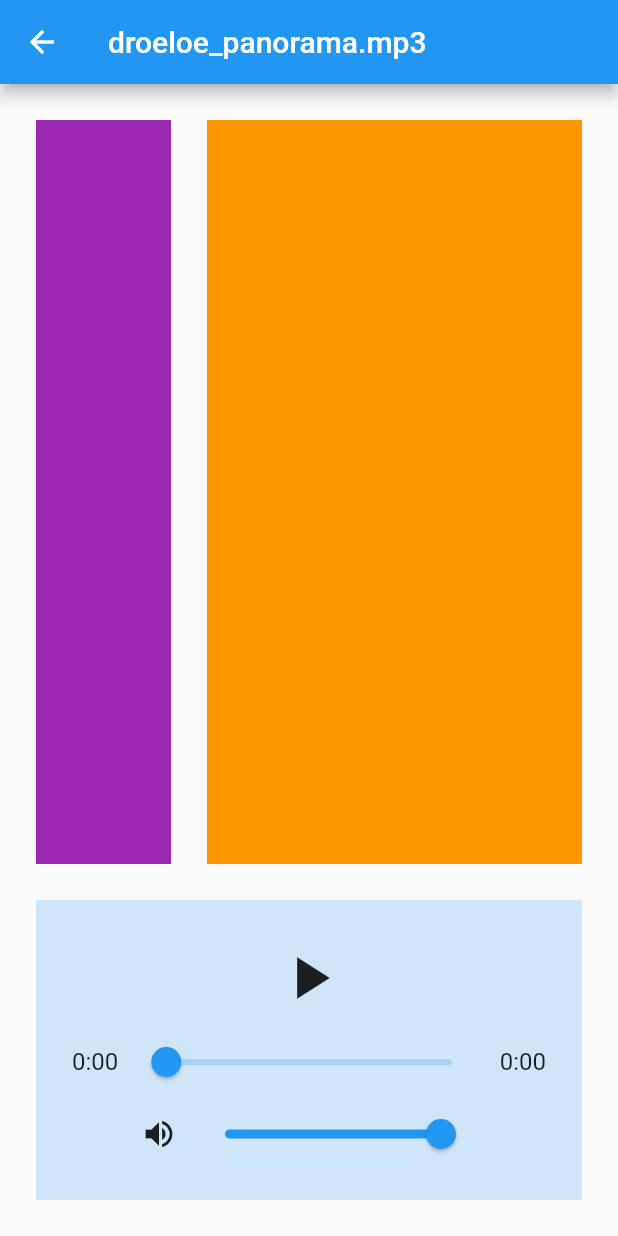
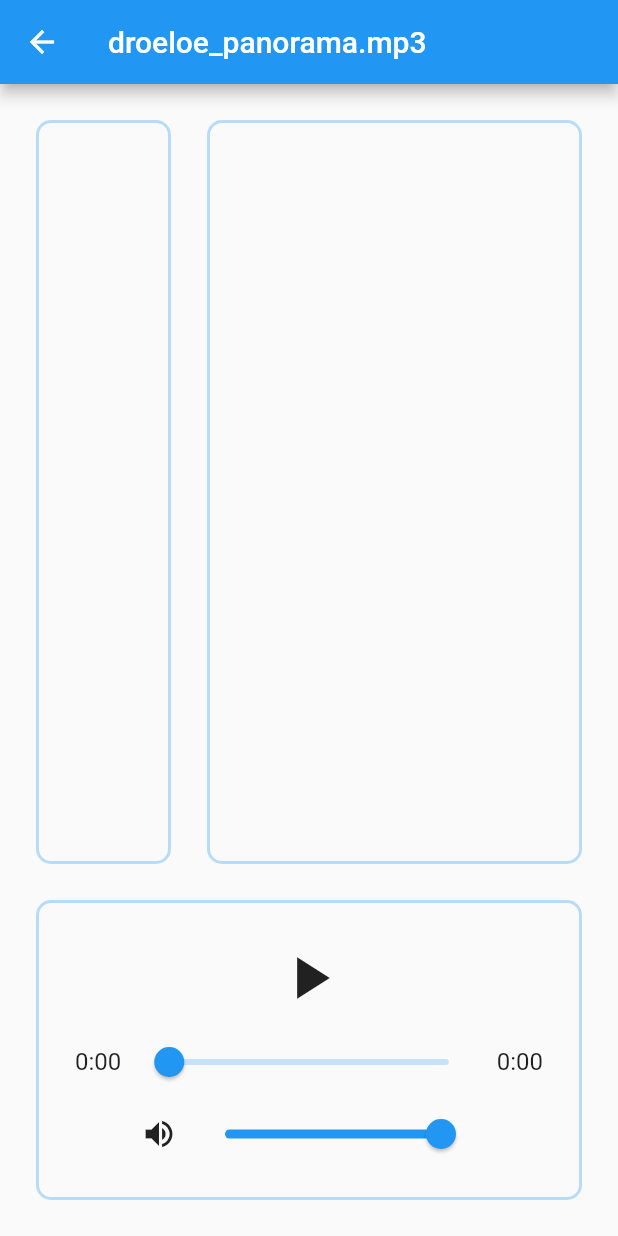
Before and after one commit to mwhite494/vortex-web, a Flutter app: the screen it shows after launch, after a tap on "droeloe_panorama.mp3", on a phone screen of 412 x 824 dp. Run offline on Flutter 3.47's test engine with Material 2 defaults, Android fonts, the phone set to English and light mode, and no system bars; our stand-ins replace just_audio.

Commit message:
Added border to main UI panels. Added global .gitignore for miscellaneous files being unnecessarily tracked.

```diff
--- a/vortex/lib/pages/music_analyzer.dart
+++ b/vortex/lib/pages/music_analyzer.dart
@@ -22,24 +22,45 @@ class MusicAnalyzerPage extends StatelessWidget {
           Row(
             children: [
               Container(
+                decoration: BoxDecoration(
+                  border: Border.all(
+                    color: Colors.blue.withOpacity(0.3),
+                    width: 2,
+                    style: BorderStyle.solid
+                  ),
+                  borderRadius: BorderRadius.circular(10)
+                ),
                 margin: const EdgeInsets.all(24),
                 width: visualizerContentWidth,
                 height: visualizerContentHeight,
-                color: Colors.purple,
               ),
               Container(
+                decoration: BoxDecoration(
+                  border: Border.all(
+                    color: Colors.blue.withOpacity(0.3),
+                    width: 2,
+                    style: BorderStyle.solid
+                  ),
+                  borderRadius: BorderRadius.circular(10)
+                ),
                 margin: const EdgeInsets.fromLTRB(0, 24, 24, 24),
                 width: controlPanelWidth,
                 height: visualizerContentHeight,
-                color: Colors.orange,
               )
             ],
           ),
           Container(
+            decoration: BoxDecoration(
+              border: Border.all(
+                color: Colors.blue.withOpacity(0.3),
+                width: 2,
+                style: BorderStyle.solid
+              ),
+              borderRadius: BorderRadius.circular(10)
+            ),
             margin: const EdgeInsets.fromLTRB(24, 0, 24, 24),
             height: musicPlayerHeight,
             width: windowSize.width,
-            color: Colors.blue.withOpacity(0.2),
             child: MusicPlayer(song: song, preloadedPlayers: preloadedPlayers,),
           )
         ],
```
Also changed, not shown: 1 other file.
